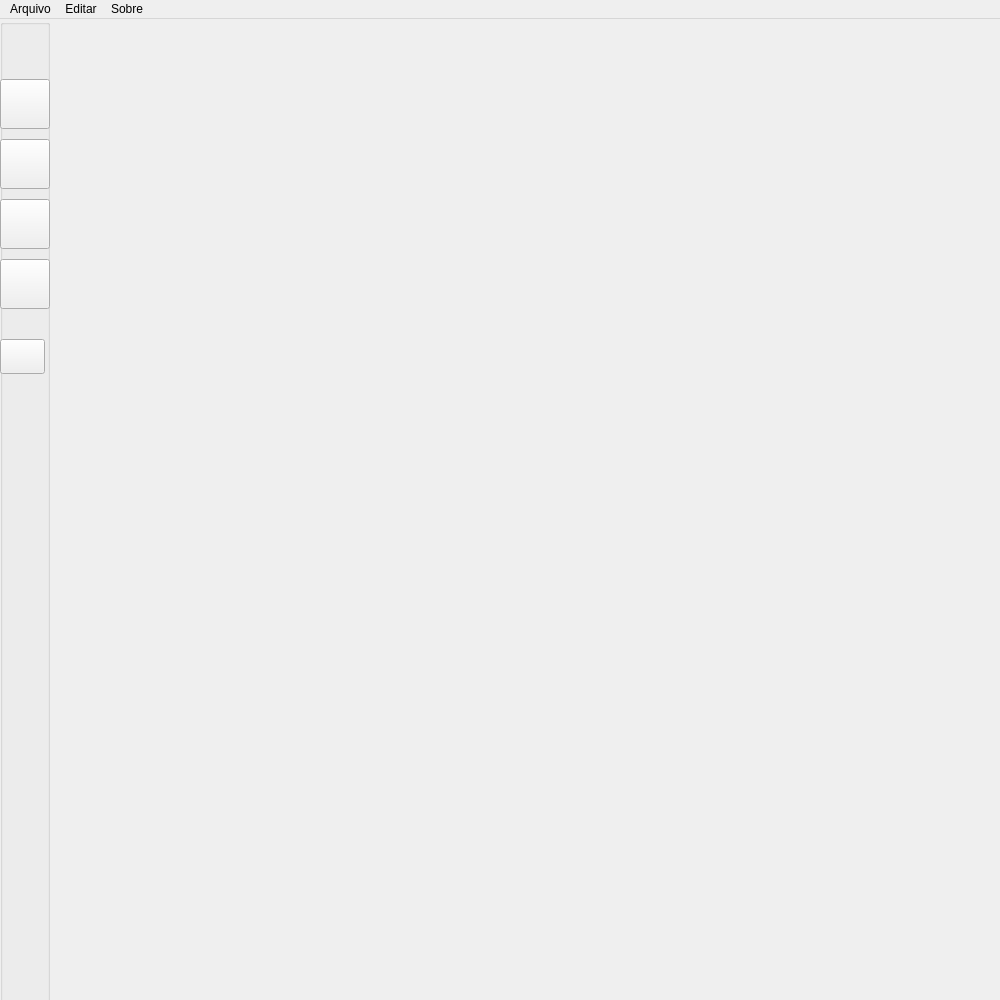
The window that GUI/imageEditor.ui (Zuchis/imgEditor) describes before a commit, drawn with Qt 5.
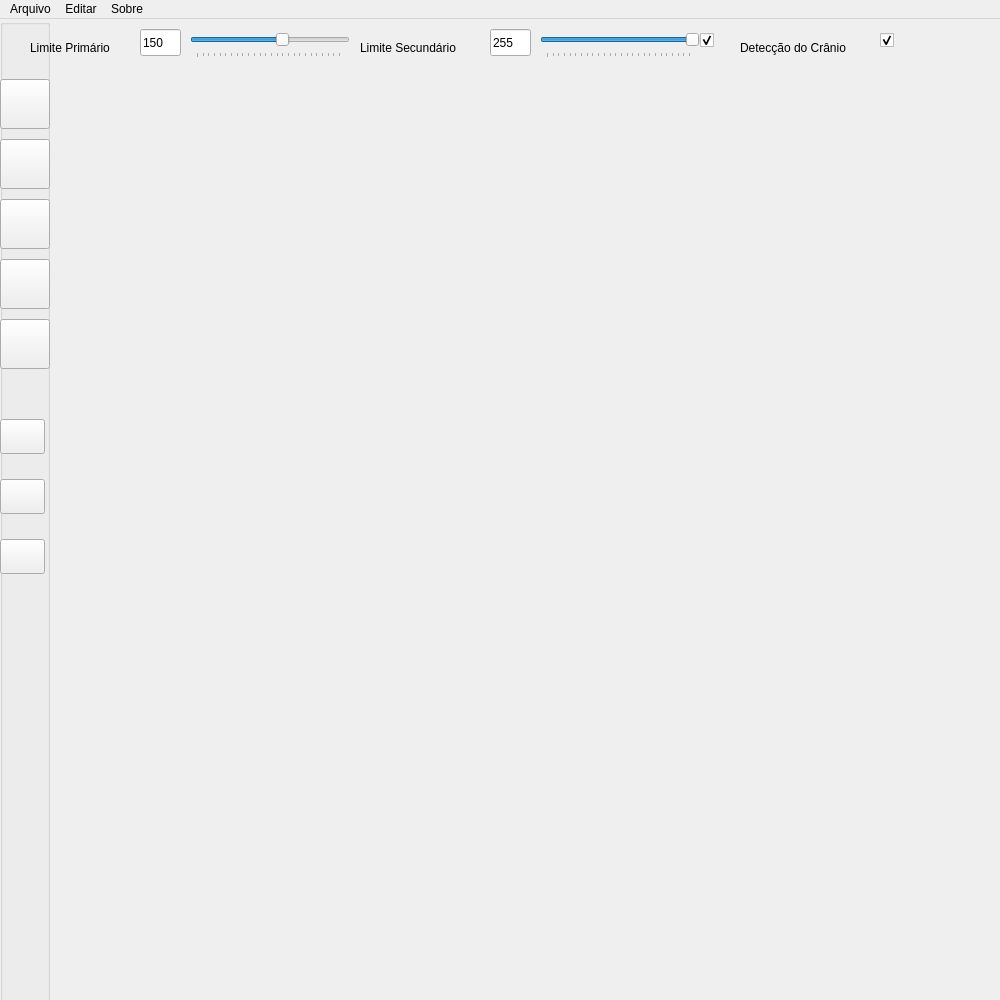
The same window after the commit. Icons and pictures are not drawn.

The edit to the form file:
```diff
--- a/GUI/imageEditor.ui
+++ b/GUI/imageEditor.ui
@@ -88,7 +88,7 @@
      <property name="geometry">
       <rect>
        <x>0</x>
-       <y>320</y>
+       <y>400</y>
        <width>45</width>
        <height>35</height>
       </rect>
@@ -153,6 +153,222 @@
       </size>
      </property>
     </widget>
+    <widget class="QPushButton" name="Eraser">
+     <property name="geometry">
+      <rect>
+       <x>0</x>
+       <y>300</y>
+       <width>50</width>
+       <height>50</height>
+      </rect>
+     </property>
+     <property name="text">
+      <string/>
+     </property>
+     <property name="icon">
+      <iconset>
+       <normaloff>Images/eraser.png</normaloff>Images/eraser.png</iconset>
+     </property>
+     <property name="iconSize">
+      <size>
+       <width>35</width>
+       <height>35</height>
+      </size>
+     </property>
+    </widget>
+    <widget class="QPushButton" name="WhiteRec">
+     <property name="geometry">
+      <rect>
+       <x>0</x>
+       <y>460</y>
+       <width>45</width>
+       <height>35</height>
+      </rect>
+     </property>
+     <property name="text">
+      <string/>
+     </property>
+     <property name="icon">
+      <iconset>
+       <normaloff>Images/whiteRec.jpg</normaloff>Images/whiteRec.jpg</iconset>
+     </property>
+     <property name="iconSize">
+      <size>
+       <width>45</width>
+       <height>45</height>
+      </size>
+     </property>
+    </widget>
+    <widget class="QPushButton" name="RedRec">
+     <property name="geometry">
+      <rect>
+       <x>0</x>
+       <y>520</y>
+       <width>45</width>
+       <height>35</height>
+      </rect>
+     </property>
+     <property name="text">
+      <string/>
+     </property>
+     <property name="icon">
+      <iconset>
+       <normaloff>Images/redRec.png</normaloff>Images/redRec.png</iconset>
+     </property>
+     <property name="iconSize">
+      <size>
+       <width>45</width>
+       <height>45</height>
+      </size>
+     </property>
+    </widget>
+   </widget>
+   <widget class="QSlider" name="PrimaryBar">
+    <property name="geometry">
+     <rect>
+      <x>190</x>
+      <y>10</y>
+      <width>160</width>
+      <height>29</height>
+     </rect>
+    </property>
+    <property name="maximum">
+     <number>255</number>
+    </property>
+    <property name="sliderPosition">
+     <number>150</number>
+    </property>
+    <property name="orientation">
+     <enum>Qt::Horizontal</enum>
+    </property>
+    <property name="tickPosition">
+     <enum>QSlider::TicksBelow</enum>
+    </property>
+   </widget>
+   <widget class="QLabel" name="label">
+    <property name="geometry">
+     <rect>
+      <x>30</x>
+      <y>20</y>
+      <width>111</width>
+      <height>17</height>
+     </rect>
+    </property>
+    <property name="text">
+     <string>Limite Primário</string>
+    </property>
+   </widget>
+   <widget class="QLineEdit" name="PrimaryValue">
+    <property name="geometry">
+     <rect>
+      <x>140</x>
+      <y>10</y>
+      <width>41</width>
+      <height>27</height>
+     </rect>
+    </property>
+    <property name="text">
+     <string>150</string>
+    </property>
+   </widget>
+   <widget class="QLabel" name="label_2">
+    <property name="geometry">
+     <rect>
+      <x>360</x>
+      <y>20</y>
+      <width>121</width>
+      <height>17</height>
+     </rect>
+    </property>
+    <property name="text">
+     <string>Limite Secundário</string>
+    </property>
+   </widget>
+   <widget class="QSlider" name="SecondaryBar">
+    <property name="geometry">
+     <rect>
+      <x>540</x>
+      <y>10</y>
+      <width>160</width>
+      <height>29</height>
+     </rect>
+    </property>
+    <property name="maximum">
+     <number>255</number>
+    </property>
+    <property name="sliderPosition">
+     <number>255</number>
+    </property>
+    <property name="orientation">
+     <enum>Qt::Horizontal</enum>
+    </property>
+    <property name="tickPosition">
+     <enum>QSlider::TicksBelow</enum>
+    </property>
+   </widget>
+   <widget class="QLineEdit" name="SecondaryValue">
+    <property name="geometry">
+     <rect>
+      <x>490</x>
+      <y>10</y>
+      <width>41</width>
+      <height>27</height>
+     </rect>
+    </property>
+    <property name="text">
+     <string>255</string>
+    </property>
+   </widget>
+   <widget class="QCheckBox" name="SecondaryActivate">
+    <property name="geometry">
+     <rect>
+      <x>700</x>
+      <y>10</y>
+      <width>21</width>
+      <height>22</height>
+     </rect>
+    </property>
+    <property name="text">
+     <string/>
+    </property>
+    <property name="checked">
+     <bool>true</bool>
+    </property>
+    <property name="tristate">
+     <bool>false</bool>
+    </property>
+   </widget>
+   <widget class="QLabel" name="label_3">
+    <property name="geometry">
+     <rect>
+      <x>740</x>
+      <y>20</y>
+      <width>131</width>
+      <height>17</height>
+     </rect>
+    </property>
+    <property name="text">
+     <string>Detecção do Crânio</string>
+    </property>
+   </widget>
+   <widget class="QCheckBox" name="AutoDetectToggle">
+    <property name="geometry">
+     <rect>
+      <x>880</x>
+      <y>10</y>
+      <width>21</width>
+      <height>22</height>
+     </rect>
+    </property>
+    <property name="text">
+     <string/>
+    </property>
+    <property name="checked">
+     <bool>true</bool>
+    </property>
+    <property name="tristate">
+     <bool>false</bool>
+    </property>
    </widget>
   </widget>
   <widget class="QMenuBar" name="menubar">
```
Left out of the diff: 14 changed lines with no effect on the pictures.
